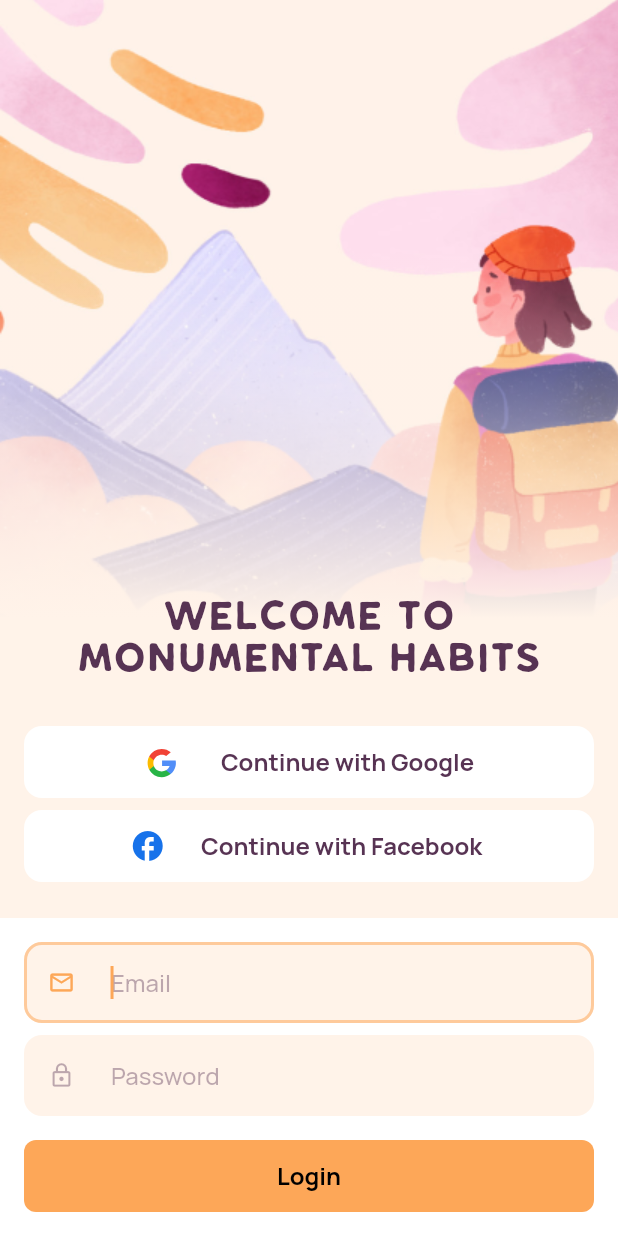
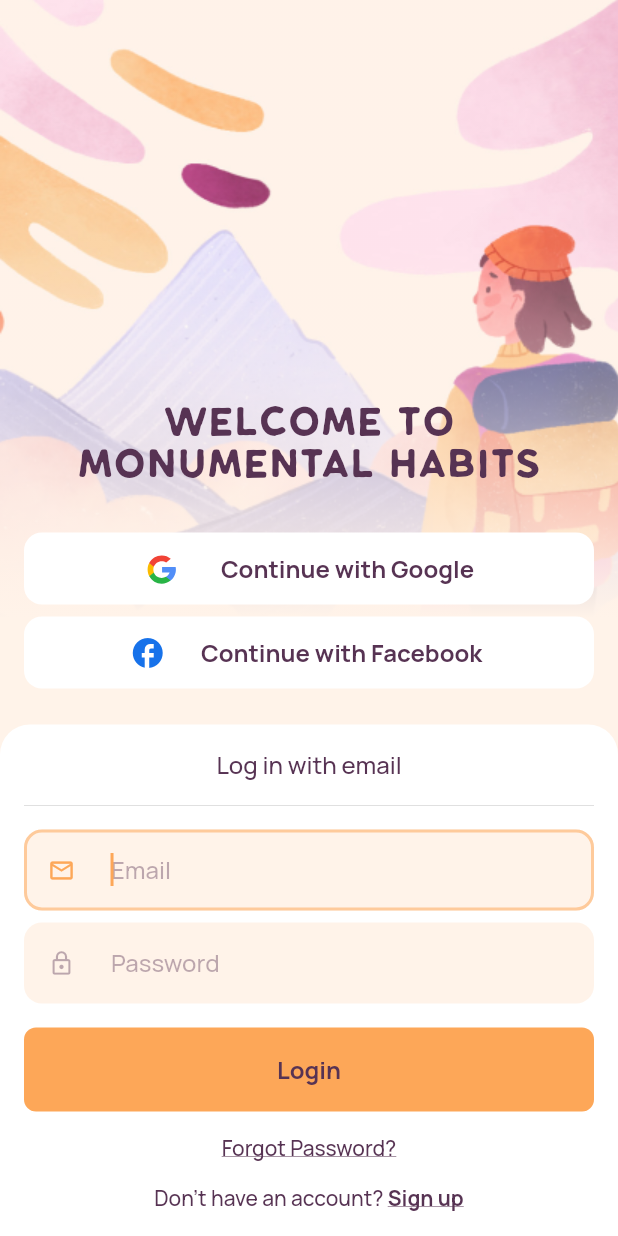
Before and after one commit to diogostein/habit-builder-flutter, a Flutter app: the LoginPage screen opened by its route, on a phone screen of 412 x 824 dp. Run offline on Flutter 3.47's test engine with Material 2 defaults, Android fonts, the phone set to English and light mode, and no system bars; our stand-ins replace flutter_modular, flutter_svg.

Commit message:
Implementa UI de tela de login

```diff
--- a/design_system/lib/atomic/atoms/button.dart
+++ b/design_system/lib/atomic/atoms/button.dart
@@ -41,3 +41,23 @@ class HBTextButton extends StatelessWidget {
     );
   }
 }
+
+class HBLinkButton extends StatelessWidget {
+  final String data;
+  final VoidCallback onPressed;
+
+  const HBLinkButton(
+    this.data, {
+    super.key,
+    required this.onPressed,
+  });
+
+  @override
+  Widget build(BuildContext context) {
+    return TextButton(
+      onPressed: onPressed,
+      style: HBButtonStyles.linkButton,
+      child: Text(data),
+    );
+  }
+}
--- a/design_system/lib/atomic/molecules/text_form_field.dart
+++ b/design_system/lib/atomic/molecules/text_form_field.dart
@@ -26,6 +26,20 @@ class HBTextFormField extends StatefulWidget {
     this.controller,
     this.backgroundColor,
   }) : super(key: key);
+
+  const HBTextFormField.password({
+    super.key,
+    this.hintText,
+    this.prefixIcon,
+    this.obscureText = true,
+    this.keyboardType,
+    this.textInputAction,
+    this.autofocus = false,
+    this.enableSuggestions = false,
+    this.enableInteractiveSelection = false,
+    this.controller,
+    this.backgroundColor,
+  });
 
   @override
   State<HBTextFormField> createState() => _HBTextFormFieldState();
@@ -56,37 +70,10 @@ class _HBTextFormFieldState extends State<HBTextFormField> {
         enableSuggestions: widget.enableSuggestions,
         obscureText: _obscureText,
         obscuringCharacter: '●',
-        style: const TextStyle(
-          color: HBMaterialColors.primarySwatch,
-          fontFamily: 'Manrope',
-          package: 'design_system',
-          fontWeight: FontWeight.bold,
-          fontSize: 16,
-        ),
-        decoration: InputDecoration(
-          contentPadding: const EdgeInsets.all(HBSpacings.regular),
-          isDense: true,
-          filled: true,
+        style: HBTextStyles.textFormField,
+        decoration: HBDecorations.inputDecoration.copyWith(
           fillColor: widget.backgroundColor,
           hintText: widget.hintText,
-          hintStyle: TextStyle(
-            color: HBMaterialColors.secondarySwatch.withOpacity(.4),
-            fontFamily: 'Manrope',
-            package: 'design_system',
-            fontWeight: FontWeight.w500,
-            fontSize: 16,
-          ),
-          border: OutlineInputBorder(
-            borderRadius: BorderRadius.circular(12.0),
-            borderSide: BorderSide.none,
-          ),
-          focusedBorder: OutlineInputBorder(
-            borderRadius: BorderRadius.circular(12.0),
-            borderSide: BorderSide(
-              width: 2,
-              color: HBMaterialColors.primarySwatch.shade100,
-            ),
-          ),
           prefixIcon: widget.prefixIcon != null
               ? Padding(
                   padding: const EdgeInsets.only(
@@ -111,7 +98,7 @@ class _HBTextFormFieldState extends State<HBTextFormField> {
                     style: const TextStyle(
                       color: HBMaterialColors.secondarySwatch,
                       fontWeight: FontWeight.w500,
-                      fontSize: 14,
+                      fontSize: HBFontSizes.small,
                       decoration: TextDecoration.underline,
                     ),
                   ),
--- /dev/null
+++ b/design_system/lib/atomic/tokens/decorations.dart
@@ -0,0 +1,22 @@
+import 'package:design_system/design_system.dart';
+import 'package:flutter/material.dart';
+
+abstract class HBDecorations {
+  static final inputDecoration = InputDecoration(
+    contentPadding: const EdgeInsets.all(HBSpacings.regular),
+    isDense: true,
+    filled: true,
+    hintStyle: HBTextStyles.hintTextFormField,
+    border: OutlineInputBorder(
+      borderRadius: BorderRadius.circular(HBRadius.inputForm),
+      borderSide: BorderSide.none,
+    ),
+    focusedBorder: OutlineInputBorder(
+      borderRadius: BorderRadius.circular(HBRadius.inputForm),
+      borderSide: BorderSide(
+        width: 2,
+        color: HBMaterialColors.primarySwatch.shade100,
+      ),
+    ),
+  );
+}
--- a/design_system/lib/atomic/tokens/dimensions.dart
+++ b/design_system/lib/atomic/tokens/dimensions.dart
@@ -10,7 +10,23 @@ abstract class HBSpacings {
   static const xxxLarge = 48.0;
 }
 
-abstract class HBBorderRadius {
+abstract class HBRadius {
   static const button = 8.0;
   static const socialButton = 12.0;
+  static const inputForm = 12.0;
+  static const box = 20.0;
 }
+
+abstract class HBFontSizes {
+  static const xxSmall = 10.0;
+  static const xSmall = 12.0;
+  static const small = 14.0;
+  static const regular = 16.0;
+  static const large = 18.0;
+  static const xLarge = 20.0;
+  static const xxLarge = 24.0;
+  static const xxxLarge = 28.0;
+
+  static const headline1 = 40.0;
+  static const headline2 = 32.0;
+}
--- a/design_system/lib/atomic/tokens/styles.dart
+++ b/design_system/lib/atomic/tokens/styles.dart
@@ -7,13 +7,14 @@ abstract class HBTextStyles {
   static const _parent = TextStyle(
     package: 'design_system',
     fontFamily: 'Manrope',
+    fontSize: HBFontSizes.regular,
     color: HBMaterialColors.secondarySwatch,
   );
 
   static final headline1 = _parent.copyWith(
     debugLabel: 'Headline1',
     fontFamily: 'Klasik',
-    fontSize: 40,
+    fontSize: HBFontSizes.headline1,
     height: 1.1,
     fontWeight: FontWeight.w400,
   );
@@ -21,13 +22,31 @@ abstract class HBTextStyles {
   static final headline2 = _parent.copyWith(
     debugLabel: 'Headline2',
     fontFamily: 'Klasik',
-    fontSize: 32,
+    fontSize: HBFontSizes.headline2,
     fontWeight: FontWeight.w400,
   );
 
   static final body = _parent.copyWith(
     debugLabel: 'Body',
-    fontSize: 16,
+    fontWeight: FontWeight.w500,
+  );
+
+  static final link = _parent.copyWith(
+    debugLabel: 'Link',
+    fontWeight: FontWeight.w500,
+    fontSize: HBFontSizes.small,
+    decoration: TextDecoration.underline,
+  );
+
+  static final textFormField = _parent.copyWith(
+    debugLabel: 'Text Form Field',
+    color: HBMaterialColors.primarySwatch,
+    fontWeight: FontWeight.bold,
+  );
+
+  static final hintTextFormField = _parent.copyWith(
+    debugLabel: 'Hint Text Form Field',
+    color: HBMaterialColors.secondarySwatch.withOpacity(.4),
     fontWeight: FontWeight.w500,
   );
 }
@@ -35,21 +54,23 @@ abstract class HBTextStyles {
 abstract class HBButtonStyles {
   static final primaryButton = ElevatedButton.styleFrom(
     primary: HBMaterialColors.primarySwatch,
+    onPrimary: HBMaterialColors.secondarySwatch,
     textStyle: HBTextStyles.body.copyWith(fontWeight: FontWeight.bold),
     elevation: 0,
-    minimumSize: const Size(0, 48),
+    minimumSize: const Size(0, 56),
     shape: RoundedRectangleBorder(
-      borderRadius: BorderRadius.circular(HBBorderRadius.button),
+      borderRadius: BorderRadius.circular(HBRadius.button),
     ),
   );
 
   static final socialButton = ElevatedButton.styleFrom(
     primary: Colors.white,
+    onPrimary: HBMaterialColors.secondarySwatch,
     textStyle: HBTextStyles.body.copyWith(fontWeight: FontWeight.bold),
     elevation: 0,
     minimumSize: const Size(0, 48),
     shape: RoundedRectangleBorder(
-      borderRadius: BorderRadius.circular(HBBorderRadius.socialButton),
+      borderRadius: BorderRadius.circular(HBRadius.socialButton),
     ),
   );
 
@@ -58,7 +79,15 @@ abstract class HBButtonStyles {
     textStyle: HBTextStyles.body.copyWith(fontWeight: FontWeight.bold),
     minimumSize: const Size(0, 48),
     shape: RoundedRectangleBorder(
-      borderRadius: BorderRadius.circular(HBBorderRadius.button),
+      borderRadius: BorderRadius.circular(HBRadius.button),
+    ),
+  );
+
+  static final linkButton = TextButton.styleFrom(
+    primary: HBMaterialColors.secondarySwatch,
+    textStyle: HBTextStyles.link,
+    shape: RoundedRectangleBorder(
+      borderRadius: BorderRadius.circular(HBRadius.button),
     ),
   );
 }
--- a/design_system/lib/design_system.dart
+++ b/design_system/lib/design_system.dart
@@ -9,5 +9,6 @@ export 'atomic/molecules/text_form_field.dart';
 export 'atomic/tokens/animations.dart';
 export 'atomic/tokens/assets.dart';
 export 'atomic/tokens/colors.dart';
+export 'atomic/tokens/decorations.dart';
 export 'atomic/tokens/dimensions.dart';
 export 'atomic/tokens/styles.dart';
--- a/habit_builder/lib/src/modules/authentication/ui/login_page.dart
+++ b/habit_builder/lib/src/modules/authentication/ui/login_page.dart
@@ -1,8 +1,13 @@
 import 'package:design_system/design_system.dart';
 import 'package:flutter/material.dart';
 
+import 'widgets/facebook_button.dart';
+import 'widgets/google_button.dart';
+import 'widgets/login_form.dart';
+import 'widgets/welcome_title.dart';
+
 class LoginPage extends StatefulWidget {
-  const LoginPage({Key? key}) : super(key: key);
+  const LoginPage({super.key});
 
   @override
   State<LoginPage> createState() => _LoginPageState();
@@ -29,73 +34,25 @@ class _LoginPageState extends State<LoginPage> {
                 begin: const Alignment(0, -.6),
                 end: const Alignment(0, 0),
                 colors: [
-                  HBColors.background.withOpacity(0),
+                  HBColors.background.withOpacity(.2),
                   HBColors.background,
                 ],
               ),
             ),
-            child: Column(
-              crossAxisAlignment: CrossAxisAlignment.stretch,
-              mainAxisSize: MainAxisSize.min,
-              children: [
-                Padding(
-                  padding: const EdgeInsets.symmetric(
-                    horizontal: HBSpacings.regular,
-                  ),
-                  child: HBText.headline2(
-                    'Welcome to monumental habits',
-                    textAlign: TextAlign.center,
-                  ),
-                ),
-                const SizedBox(height: HBSpacings.xLarge),
-                Padding(
-                  padding: const EdgeInsets.symmetric(
-                    horizontal: HBSpacings.regular,
-                  ),
-                  child: HBSocialButton.google(
-                    'Continue with Google',
-                    onPressed: () {},
-                  ),
-                ),
-                const SizedBox(height: HBSpacings.xSmall),
-                Padding(
-                  padding: const EdgeInsets.symmetric(
-                    horizontal: HBSpacings.regular,
-                  ),
-                  child: HBSocialButton.facebook(
-                    'Continue with Facebook',
-                    onPressed: () {},
-                  ),
-                ),
-                const SizedBox(height: HBSpacings.large),
-                Container(
-                  padding: const EdgeInsets.all(HBSpacings.regular),
-                  color: Colors.white,
-                  child: Column(
-                    crossAxisAlignment: CrossAxisAlignment.stretch,
-                    children: [
-                      const HBTextFormField(
-                        hintText: 'Email',
-                        prefixIcon: Icons.email_outlined,
-                        backgroundColor: HBColors.background,
-                        keyboardType: TextInputType.emailAddress,
-                        textInputAction: TextInputAction.next,
-                        autofocus: true,
-                      ),
-                      const SizedBox(height: HBSpacings.xSmall),
-                      const HBTextFormField(
-                        hintText: 'Password',
-                        prefixIcon: Icons.lock_outline,
-                        backgroundColor: HBColors.background,
-                        obscureText: true,
-                        textInputAction: TextInputAction.done,
-                      ),
-                      const SizedBox(height: HBSpacings.regular),
-                      HBButton('Login', onPressed: () {}),
-                    ],
-                  ),
-                ),
-              ],
+            child: SingleChildScrollView(
+              child: Column(
+                crossAxisAlignment: CrossAxisAlignment.stretch,
+                mainAxisSize: MainAxisSize.min,
+                children: const [
+                  WelcomeTitle(),
+                  SizedBox(height: HBSpacings.xLarge),
+                  GoogleButton(),
+                  SizedBox(height: HBSpacings.xSmall),
+                  FacebookButton(),
+                  SizedBox(height: HBSpacings.large),
+                  LoginForm(),
+                ],
+              ),
             ),
           ),
         ],
--- /dev/null
+++ b/habit_builder/lib/src/modules/authentication/ui/widgets/facebook_button.dart
@@ -0,0 +1,19 @@
+import 'package:design_system/design_system.dart';
+import 'package:flutter/material.dart';
+
+class FacebookButton extends StatelessWidget {
+  const FacebookButton({Key? key}) : super(key: key);
+
+  @override
+  Widget build(BuildContext context) {
+    return Padding(
+      padding: const EdgeInsets.symmetric(
+        horizontal: HBSpacings.regular,
+      ),
+      child: HBSocialButton.facebook(
+        'Continue with Facebook',
+        onPressed: () {},
+      ),
+    );
+  }
+}
--- /dev/null
+++ b/habit_builder/lib/src/modules/authentication/ui/widgets/google_button.dart
@@ -0,0 +1,19 @@
+import 'package:design_system/design_system.dart';
+import 'package:flutter/material.dart';
+
+class GoogleButton extends StatelessWidget {
+  const GoogleButton({Key? key}) : super(key: key);
+
+  @override
+  Widget build(BuildContext context) {
+    return Padding(
+      padding: const EdgeInsets.symmetric(
+        horizontal: HBSpacings.regular,
+      ),
+      child: HBSocialButton.google(
+        'Continue with Google',
+        onPressed: () {},
+      ),
+    );
+  }
+}
--- /dev/null
+++ b/habit_builder/lib/src/modules/authentication/ui/widgets/login_form.dart
@@ -0,0 +1,58 @@
+import 'package:design_system/design_system.dart';
+import 'package:flutter/material.dart';
+
+import 'sign_up.dart';
+
+class LoginForm extends StatefulWidget {
+  const LoginForm({Key? key}) : super(key: key);
+
+  @override
+  State<LoginForm> createState() => _LoginFormState();
+}
+
+class _LoginFormState extends State<LoginForm> {
+  @override
+  Widget build(BuildContext context) {
+    return Container(
+      padding: const EdgeInsets.all(HBSpacings.regular),
+      decoration: const BoxDecoration(
+        color: Colors.white,
+        borderRadius: BorderRadius.only(
+          topLeft: Radius.circular(HBRadius.box),
+          topRight: Radius.circular(HBRadius.box),
+        ),
+      ),
+      child: Form(
+        child: Column(
+          crossAxisAlignment: CrossAxisAlignment.stretch,
+          children: [
+            const HBText(
+              'Log in with email',
+              textAlign: TextAlign.center,
+            ),
+            const Divider(height: HBSpacings.xLarge),
+            const HBTextFormField(
+              hintText: 'Email',
+              prefixIcon: Icons.email_outlined,
+              backgroundColor: HBColors.background,
+              keyboardType: TextInputType.emailAddress,
+              textInputAction: TextInputAction.next,
+              autofocus: true,
+            ),
+            const SizedBox(height: HBSpacings.xSmall),
+            const HBTextFormField.password(
+              hintText: 'Password',
+              prefixIcon: Icons.lock_outline,
+              backgroundColor: HBColors.background,
+              textInputAction: TextInputAction.done,
+            ),
+            const SizedBox(height: HBSpacings.regular),
+            HBButton('Login', onPressed: () {}),
+            HBLinkButton('Forgot Password?', onPressed: () {}),
+            SignUp(onTap: () {}),
+          ],
+        ),
+      ),
+    );
+  }
+}
--- /dev/null
+++ b/habit_builder/lib/src/modules/authentication/ui/widgets/sign_up.dart
@@ -0,0 +1,30 @@
+import 'package:design_system/design_system.dart';
+import 'package:flutter/material.dart';
+
+class SignUp extends StatelessWidget {
+  final VoidCallback? onTap;
+
+  const SignUp({Key? key, this.onTap}) : super(key: key);
+
+  @override
+  Widget build(BuildContext context) {
+    return Row(
+      mainAxisAlignment: MainAxisAlignment.center,
+      children: [
+        HBText(
+          'Don\'t have an account? ',
+          style: HBTextStyles.body.copyWith(fontSize: HBFontSizes.small),
+        ),
+        InkWell(
+          onTap: onTap,
+          child: HBText(
+            'Sign up',
+            style: HBTextStyles.link.copyWith(
+              fontWeight: FontWeight.bold,
+            ),
+          ),
+        ),
+      ],
+    );
+  }
+}
--- /dev/null
+++ b/habit_builder/lib/src/modules/authentication/ui/widgets/welcome_title.dart
@@ -0,0 +1,19 @@
+import 'package:design_system/design_system.dart';
+import 'package:flutter/material.dart';
+
+class WelcomeTitle extends StatelessWidget {
+  const WelcomeTitle({Key? key}) : super(key: key);
+
+  @override
+  Widget build(BuildContext context) {
+    return Padding(
+      padding: const EdgeInsets.symmetric(
+        horizontal: HBSpacings.regular,
+      ),
+      child: HBText.headline2(
+        'Welcome to monumental habits',
+        textAlign: TextAlign.center,
+      ),
+    );
+  }
+}
```
